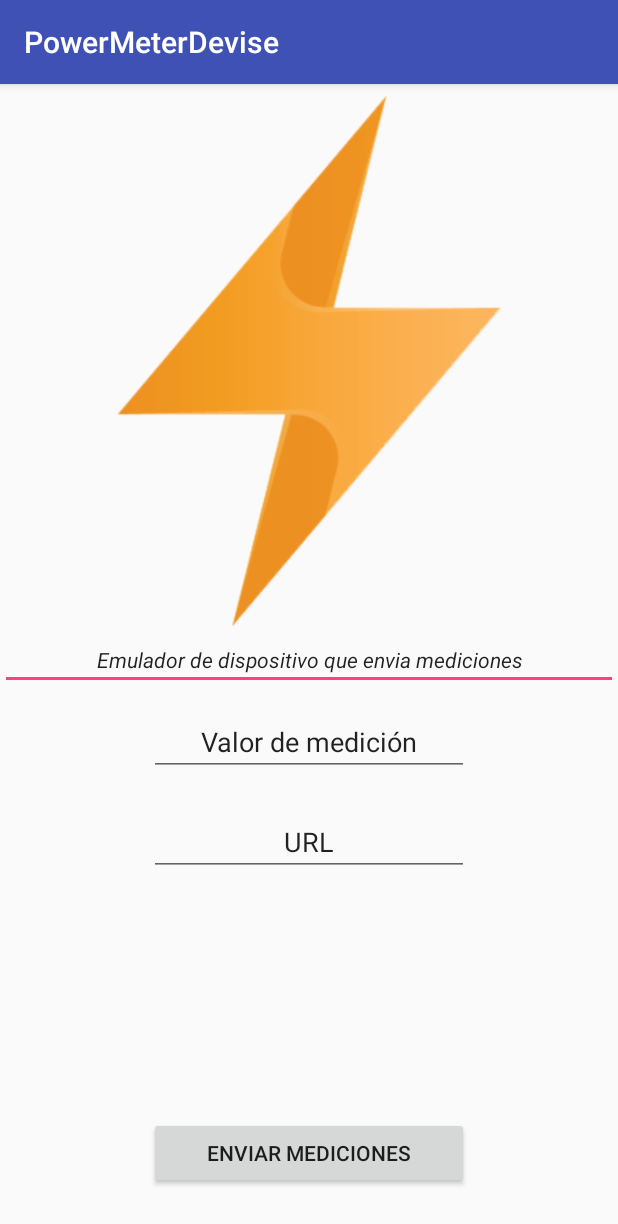
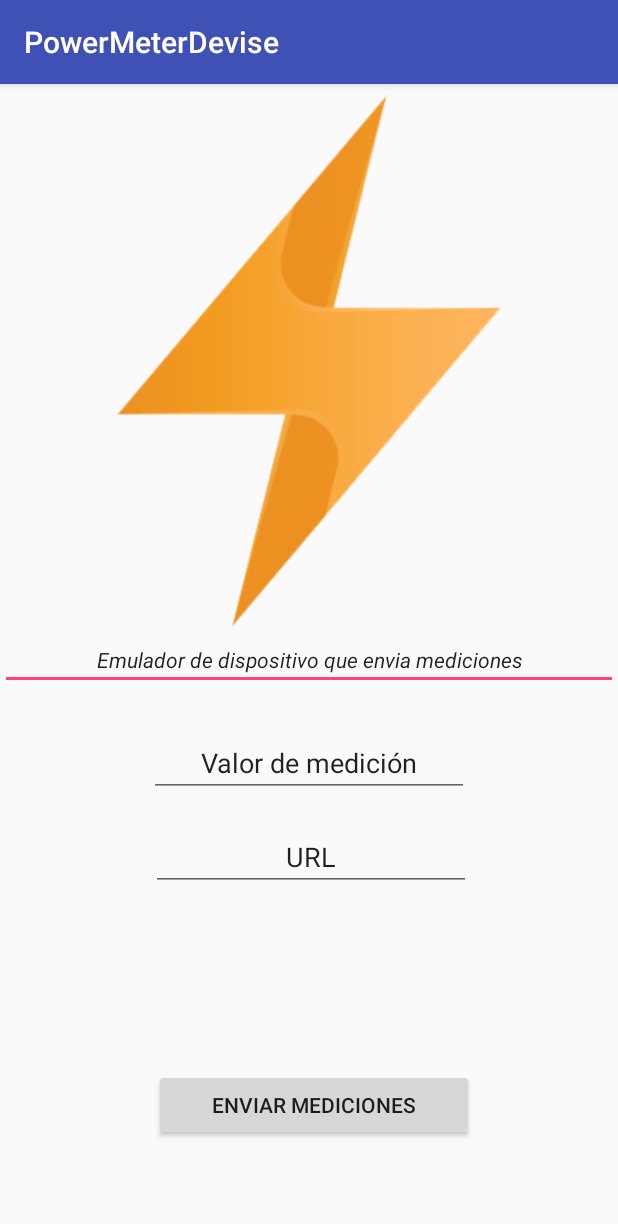
Before and after one commit to nicogon/powermeter, an Android app: the screen it shows after launch (MainActivity), on a phone screen of 412 x 824 dp. Shown: the top 1224 px of the screen. Run offline under Robolectric (Android 15) with nearby library versions, the phone set to English and light mode, and no system bars.

```diff
--- a/android-emulator/app/build.gradle
+++ b/android-emulator/app/build.gradle
@@ -2,7 +2,6 @@ apply plugin: 'com.android.application'
 
 android {
     compileSdkVersion 25
-    buildToolsVersion "25.0.2"
     defaultConfig {
         applicationId "com.example.lucas.powermeterdevise"
         minSdkVersion 23
--- a/android-emulator/app/src/main/res/layout/activity_main.xml
+++ b/android-emulator/app/src/main/res/layout/activity_main.xml
@@ -48,7 +48,7 @@
             android:layout_height="wrap_content"
             android:layout_below="@+id/editText"
             android:layout_centerHorizontal="true"
-            android:layout_marginTop="12dp"
+            android:layout_marginTop="26dp"
             android:ems="10"
             android:hint="Medición"
             android:inputType="number"
@@ -59,9 +59,10 @@
             android:id="@+id/editText3"
             android:layout_width="wrap_content"
             android:layout_height="wrap_content"
+            android:layout_below="@+id/editText2"
             android:layout_alignStart="@+id/editText2"
-            android:layout_below="@+id/editText2"
-            android:layout_marginTop="21dp"
+            android:layout_marginStart="1dp"
+            android:layout_marginTop="17dp"
             android:ems="10"
             android:hint="URL"
             android:inputType="textPersonName"
@@ -72,10 +73,12 @@
             android:id="@+id/button"
             android:layout_width="wrap_content"
             android:layout_height="wrap_content"
+            android:layout_alignStart="@+id/editText3"
             android:layout_alignEnd="@+id/editText3"
             android:layout_alignParentBottom="true"
-            android:layout_alignStart="@+id/editText3"
-            android:layout_marginBottom="31dp"
+            android:layout_marginStart="2dp"
+            android:layout_marginEnd="-2dp"
+            android:layout_marginBottom="63dp"
             android:onClick="send_mensuration"
             android:text="Enviar mediciones" />
 
```
Also changed, not shown: android-emulator/build.gradle (+10 -1 lines), android-emulator/gradle/wrapper/gradle-wrapper.properties, 1 other file.
